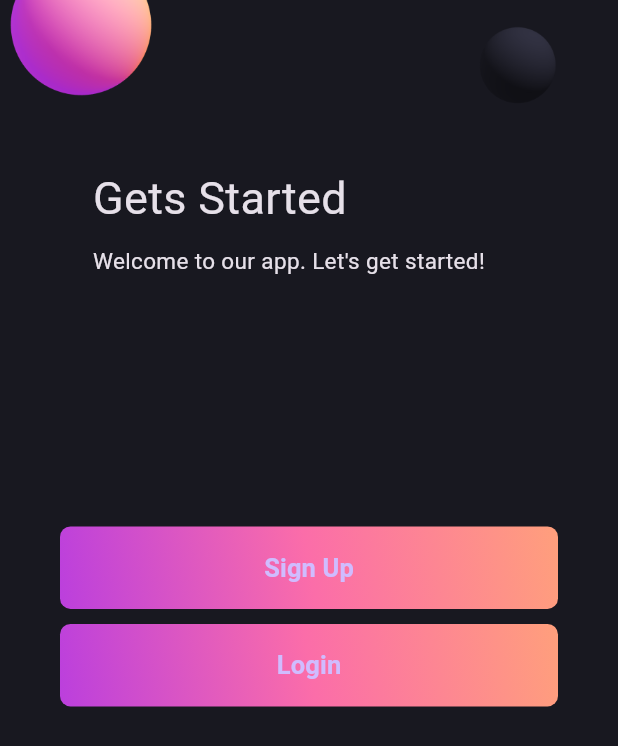
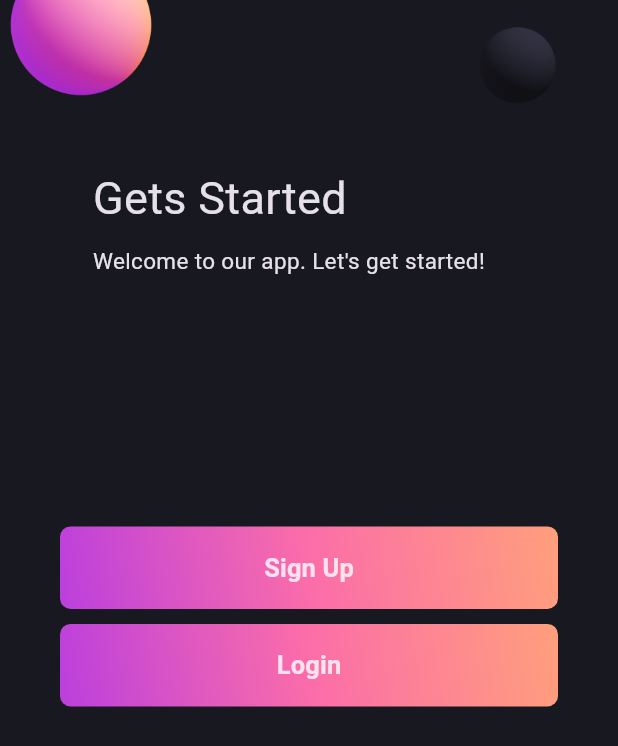
Before and after one commit to Al-Fuad/authentication_with_bloc_firebase_flutter, a Flutter app: the screen it shows after launch, on a phone screen of 412 x 824 dp. Shown: the top 746 px of the screen. Run offline on Flutter 3.47's test engine with Material 3 defaults, Android fonts, the phone set to English and light mode, and no system bars; our stand-ins replace firebase_auth, firebase_core, flutter_bloc, flutter_svg, google_sign_in; missing offline and left inert: flutter_facebook_auth; accounts and stored records are empty; statements that could not run were skipped.

Commit message:
refactor: Update GradientButton text style

```diff
--- a/lib/common/widgets/button/gradient_button.dart
+++ b/lib/common/widgets/button/gradient_button.dart
@@ -33,9 +33,10 @@ class GradientButton extends StatelessWidget {
         ),
         child: Text(
           text,
-          style: const TextStyle(
+          style: TextStyle(
             fontWeight: FontWeight.w600,
             fontSize: 17,
+            color: AppColor.white.withOpacity(0.8),
           ),
         ),
       ),
```
